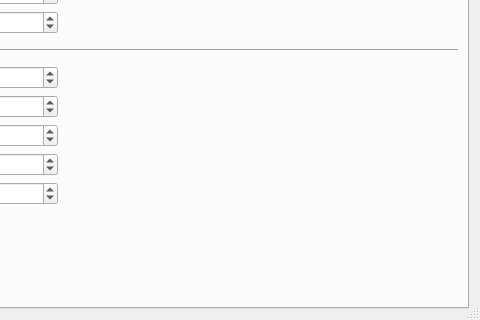
First picture: the form in src/generaledit.ui, repository roberto1903/companion9x, before the edit; both pictures show x 242 to 722 and y 287 to 607 of the 722 by 607 pixel window.
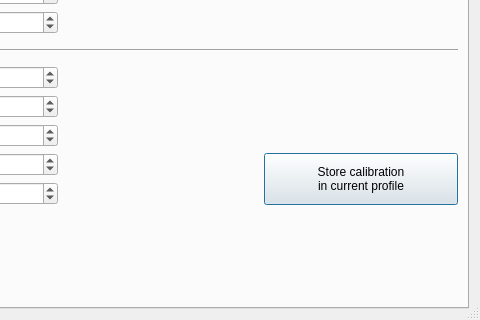
Second picture: the form after the edit. The open tabs and pages were chosen to show the change. Icons and pictures are not drawn.

Commit message: Store calibration settings in profiles slot

```diff
--- a/src/generaledit.ui
+++ b/src/generaledit.ui
@@ -2504,6 +2504,20 @@
          </property>
         </widget>
        </item>
+       <item row="15" column="3" rowspan="2">
+        <widget class="QPushButton" name="calstore_PB">
+         <property name="sizePolicy">
+          <sizepolicy hsizetype="Minimum" vsizetype="MinimumExpanding">
+           <horstretch>0</horstretch>
+           <verstretch>0</verstretch>
+          </sizepolicy>
+         </property>
+         <property name="text">
+          <string>Store calibration
+in current profile</string>
+         </property>
+        </widget>
+       </item>
       </layout>
      </widget>
     </widget>
```
The commit also changes 3 other files.
